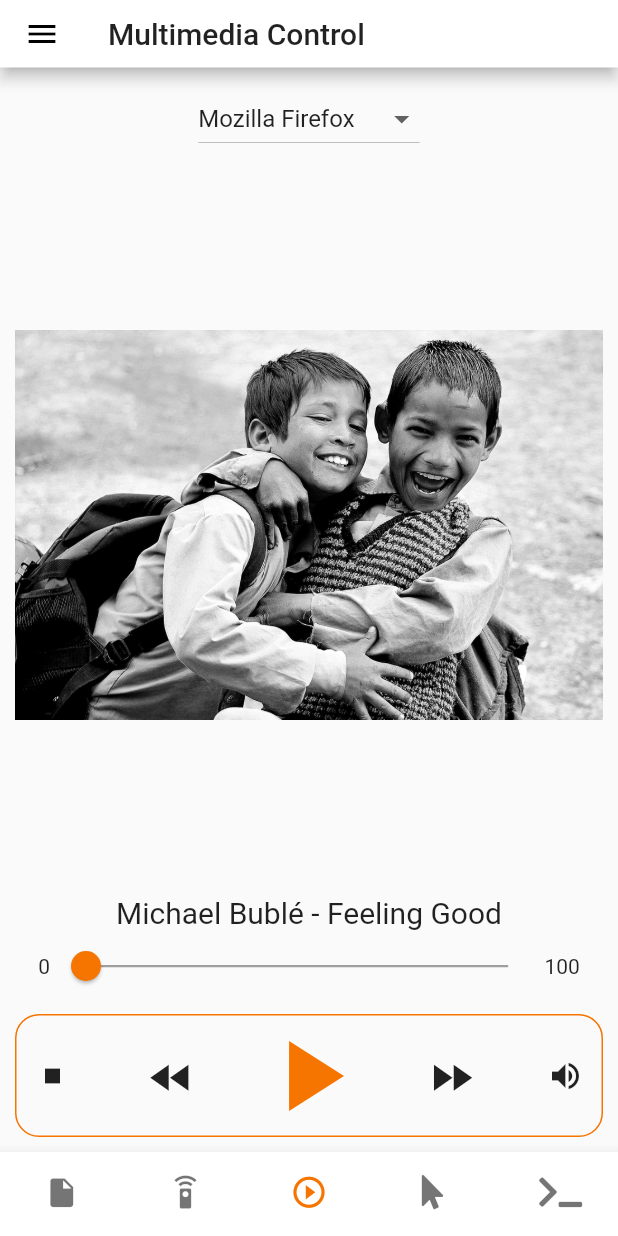
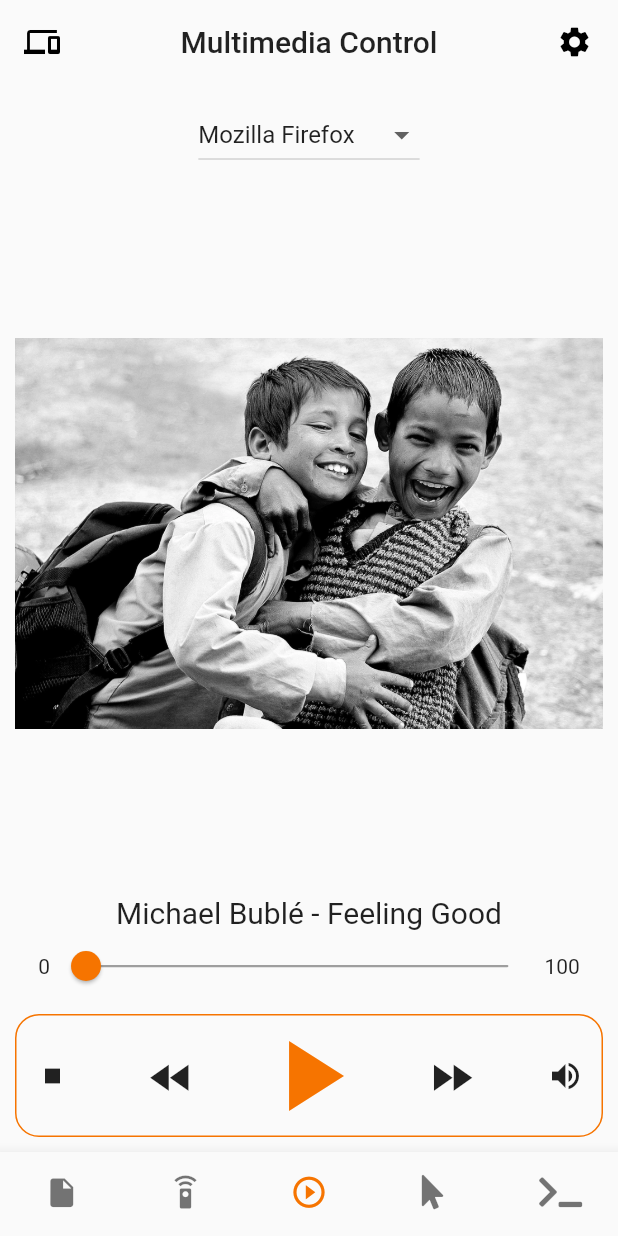
Before and after one commit to KhalidWar/kdeconnect, a Flutter app: the screen it shows after launch, on a phone screen of 412 x 824 dp. Run offline on Flutter 3.47's test engine with Material 2 defaults, Android fonts, the light colour scheme and no system bars; our stand-ins replace font_awesome_flutter, shared_preferences.

Commit message:
Restructured files and checked off few todos.

```diff
--- a/lib/screens/home_screen.dart
+++ b/lib/screens/home_screen.dart
@@ -1,11 +1,11 @@
 import 'package:flutter/material.dart';
 import 'package:font_awesome_flutter/font_awesome_flutter.dart';
-import 'package:kdeconnect/components/main_drawer.dart';
-import 'package:kdeconnect/providers/theme_manager.dart';
 import 'package:kdeconnect/screens/media_control_tab.dart';
+import 'package:kdeconnect/screens/pair_new_device_screen.dart';
 import 'package:kdeconnect/screens/remote_input_tab.dart';
 import 'package:kdeconnect/screens/run_command_tab.dart';
 import 'package:kdeconnect/screens/send_files_tab.dart';
+import 'package:kdeconnect/screens/settings_screen.dart';
 import 'package:kdeconnect/screens/slideshow_remote_tab.dart';
 
 class HomeScreen extends StatefulWidget {
@@ -28,23 +28,47 @@ class _HomeScreenState extends State<HomeScreen> {
   Widget build(BuildContext context) {
     return Scaffold(
       body: tabsList[_selectedIndex].widget,
-      appBar: PreferredSize(
-        preferredSize: Size.fromHeight(45),
-        child: AppBar(
-          backgroundColor: isLightTheme(context)
-              ? Theme.of(context).primaryColor
-              : Theme.of(context).primaryColorLight,
-          title: Text(tabsList[_selectedIndex].title),
+      appBar: AppBar(
+        backgroundColor: Theme.of(context).scaffoldBackgroundColor,
+        elevation: 0,
+        title: Text(
+          tabsList[_selectedIndex].title,
+          style: Theme.of(context).textTheme.headline6,
         ),
+        centerTitle: true,
+        leading: IconButton(
+          icon: Icon(Icons.phonelink),
+          onPressed: () {
+            showModalBottomSheet(
+              shape: RoundedRectangleBorder(
+                borderRadius: BorderRadius.only(
+                    topLeft: Radius.circular(20),
+                    topRight: Radius.circular(20)),
+              ),
+              context: context,
+              builder: (context) {
+                return PairNewDevice();
+              },
+            );
+          },
+        ),
+        actions: [
+          Padding(
+            padding: EdgeInsets.only(right: 5),
+            child: IconButton(
+              icon: Icon(Icons.settings),
+              onPressed: () {
+                Navigator.pushNamed(context, SettingsScreen.id);
+              },
+            ),
+          ),
+        ],
       ),
-      drawer: Drawer(child: MainDrawer()),
       bottomNavigationBar: BottomNavigationBar(
         currentIndex: _selectedIndex,
         onTap: selectedIndex,
         type: BottomNavigationBarType.fixed,
-        backgroundColor: isLightTheme(context)
-            ? Theme.of(context).primaryColor
-            : Theme.of(context).primaryColorLight,
+        backgroundColor: Theme.of(context).scaffoldBackgroundColor,
         selectedItemColor: Theme.of(context).accentColor,
         showSelectedLabels: false,
         showUnselectedLabels: false,
```
Also changed, not shown: lib/screens/pair_new_device_screen.dart (+14 -15 lines).
